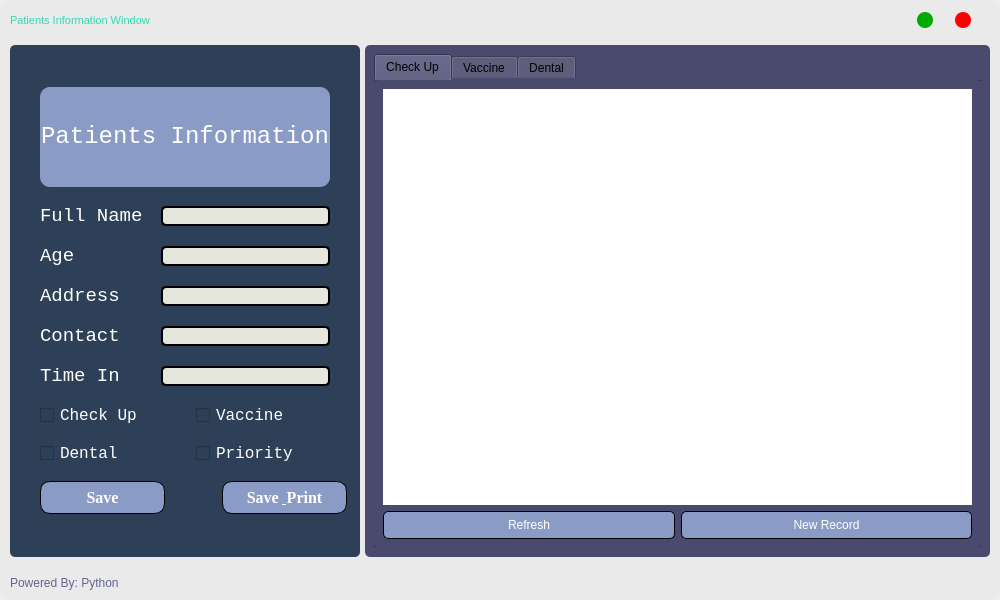
Qt form dbwindow.ui (ornido77/Line-Queuing-and-Ticketing-System) before a commit.
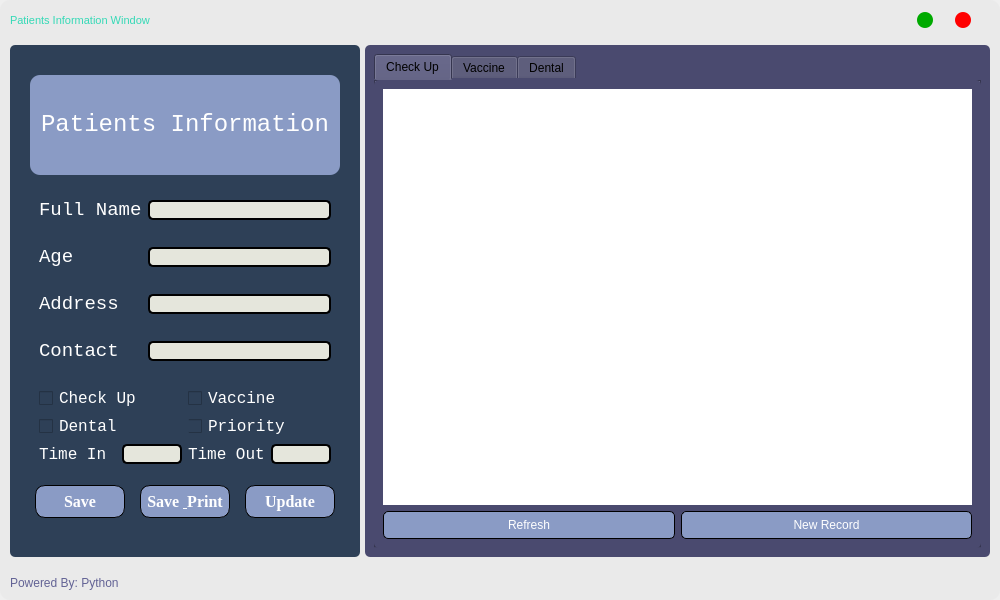
The same form after that commit.

The edit to the form file:
```diff
--- a/dbwindow.ui
+++ b/dbwindow.ui
@@ -320,20 +320,23 @@
             <property name="midLineWidth">
              <number>10</number>
             </property>
-            <layout class="QGridLayout" name="gridLayout">
+            <layout class="QVBoxLayout" name="verticalLayout_2">
+             <property name="spacing">
+              <number>0</number>
+             </property>
              <property name="leftMargin">
-              <number>30</number>
+              <number>20</number>
              </property>
              <property name="topMargin">
               <number>30</number>
              </property>
              <property name="rightMargin">
-              <number>30</number>
+              <number>20</number>
              </property>
              <property name="bottomMargin">
               <number>30</number>
              </property>
-             <item row="0" column="0" colspan="5">
+             <item>
               <widget class="QLabel" name="titleLabel">
                <property name="maximumSize">
                 <size>
@@ -362,51 +365,16 @@
                </property>
               </widget>
              </item>
-             <item row="7" column="3" colspan="2">
-              <widget class="QCheckBox" name="checkBox_4">
-               <property name="minimumSize">
-                <size>
-                 <width>150</width>
-                 <height>0</height>
-                </size>
-               </property>
-               <property name="font">
-                <font>
-                 <family>Consolas</family>
-                 <pointsize>12</pointsize>
-                </font>
-               </property>
-               <property name="text">
-                <string>Priority</string>
-               </property>
-              </widget>
-             </item>
-             <item row="7" column="0" colspan="3">
-              <widget class="QCheckBox" name="dentalBox">
-               <property name="minimumSize">
-                <size>
-                 <width>150</width>
-                 <height>0</height>
-                </size>
-               </property>
-               <property name="maximumSize">
-                <size>
-                 <width>150</width>
-                 <height>16777215</height>
-                </size>
-               </property>
-               <property name="font">
-                <font>
-                 <family>Consolas</family>
-                 <pointsize>12</pointsize>
-                </font>
-               </property>
-               <property name="text">
-                <string>Dental</string>
-               </property>
-              </widget>
-             </item>
-             <item row="1" column="0" colspan="2">
+             <item>
+              <widget class="QFrame" name="">
+               <layout class="QGridLayout" name="gridLayout">
+                <property name="bottomMargin">
+                 <number>0</number>
+                </property>
+                <property name="verticalSpacing">
+                 <number>10</number>
+                </property>
+                <item row="0" column="0">
               <widget class="QLabel" name="nameLabel">
                <property name="font">
                 <font>
@@ -419,7 +387,27 @@
                </property>
               </widget>
              </item>
-             <item row="2" column="0">
+                <item row="0" column="1">
+                 <widget class="QLineEdit" name="nameEdit">
+                  <property name="styleSheet">
+                   <string notr="true">QLineEdit{
+	background-color: rgb(229, 230, 220);
+	color: rgb(0, 71, 104);
+	border-style: outset;
+	border-width:2px;
+	border-radius: 5px;
+	border-color: black;
+}
+QLineEdit:hover{
+	background-color: rgb(233, 231, 255);
+}</string>
+                  </property>
+                  <property name="text">
+                   <string/>
+                  </property>
+                 </widget>
+                </item>
+                <item row="1" column="0">
               <widget class="QLabel" name="ageLabel">
                <property name="font">
                 <font>
@@ -432,7 +420,57 @@
                </property>
               </widget>
              </item>
-             <item row="4" column="0">
+                <item row="1" column="1">
+                 <widget class="QLineEdit" name="ageEdit">
+                  <property name="styleSheet">
+                   <string notr="true">QLineEdit{
+	background-color: rgb(229, 230, 220);
+	color: rgb(0, 71, 104);
+	border-style: outset;
+	border-width:2px;
+	border-radius: 5px;
+	border-color: black;
+}
+QLineEdit:hover{
+	background-color: rgb(233, 231, 255);
+}</string>
+                  </property>
+                  <property name="text">
+                   <string/>
+                  </property>
+                 </widget>
+                </item>
+                <item row="2" column="0">
+                 <widget class="QLabel" name="addressLabel">
+                  <property name="font">
+                   <font>
+                    <family>Consolas</family>
+                    <pointsize>14</pointsize>
+                   </font>
+                  </property>
+                  <property name="text">
+                   <string>Address</string>
+                  </property>
+                 </widget>
+                </item>
+                <item row="2" column="1">
+                 <widget class="QLineEdit" name="addressEdit">
+                  <property name="styleSheet">
+                   <string notr="true">QLineEdit{
+	background-color: rgb(229, 230, 220);
+	color: rgb(0, 71, 104);
+	border-style: outset;
+	border-width:2px;
+	border-radius: 5px;
+	border-color: black;
+}
+QLineEdit:hover{
+	background-color: rgb(233, 231, 255);
+}</string>
+                  </property>
+                 </widget>
+                </item>
+                <item row="3" column="0">
               <widget class="QLabel" name="contactLabel">
                <property name="font">
                 <font>
@@ -445,7 +483,7 @@
                </property>
               </widget>
              </item>
-             <item row="4" column="2" colspan="3">
+                <item row="3" column="1">
               <widget class="QLineEdit" name="ContactEdit">
                <property name="styleSheet">
                 <string notr="true">QLineEdit{
@@ -462,31 +500,59 @@
                </property>
               </widget>
              </item>
-             <item row="6" column="3" colspan="2">
-              <widget class="QCheckBox" name="vaccineBox">
+               </layout>
+              </widget>
+             </item>
+             <item>
+              <widget class="QFrame" name="">
                <property name="minimumSize">
                 <size>
-                 <width>150</width>
+                 <width>0</width>
+                 <height>100</height>
+                </size>
+               </property>
+               <property name="maximumSize">
+                <size>
+                 <width>16777215</width>
+                 <height>100</height>
+                </size>
+               </property>
+               <layout class="QGridLayout" name="gridLayout_5">
+                <item row="2" column="1">
+                 <widget class="QLineEdit" name="timeInEdit">
+                  <property name="minimumSize">
+                   <size>
+                    <width>60</width>
                  <height>0</height>
                 </size>
                </property>
-               <property name="font">
-                <font>
-                 <family>Consolas</family>
-                 <pointsize>12</pointsize>
-                </font>
-               </property>
-               <property name="text">
-                <string>Vaccine</string>
+                  <property name="maximumSize">
+                   <size>
+                    <width>60</width>
+                    <height>16777215</height>
+                   </size>
+                  </property>
+                  <property name="styleSheet">
+                   <string notr="true">QLineEdit{
+	background-color: rgb(229, 230, 220);
+	color: rgb(0, 71, 104);
+	border-style: outset;
+	border-width:2px;
+	border-radius: 5px;
+	border-color: black;
+}
+QLineEdit:hover{
+	background-color: rgb(233, 231, 255);
+}</string>
                </property>
               </widget>
              </item>
-             <item row="5" column="0">
+                <item row="2" column="0">
               <widget class="QLabel" name="timeInLabel">
                <property name="font">
                 <font>
                  <family>Consolas</family>
-                 <pointsize>14</pointsize>
+                    <pointsize>12</pointsize>
                 </font>
                </property>
                <property name="text">
@@ -494,44 +560,39 @@
                </property>
               </widget>
              </item>
-             <item row="3" column="2" colspan="3">
-              <widget class="QLineEdit" name="addressEdit">
-               <property name="styleSheet">
-                <string notr="true">QLineEdit{
-	background-color: rgb(229, 230, 220);
-	color: rgb(0, 71, 104);
-	border-style: outset;
-	border-width:2px;
-	border-radius: 5px;
-	border-color: black;
-}
-QLineEdit:hover{
-	background-color: rgb(233, 231, 255);
-}</string>
-               </property>
-              </widget>
-             </item>
-             <item row="2" column="2" colspan="3">
-              <widget class="QLineEdit" name="ageEdit">
-               <property name="styleSheet">
-                <string notr="true">QLineEdit{
-	background-color: rgb(229, 230, 220);
-	color: rgb(0, 71, 104);
-	border-style: outset;
-	border-width:2px;
-	border-radius: 5px;
-	border-color: black;
-}
-QLineEdit:hover{
-	background-color: rgb(233, 231, 255);
-}</string>
+                <item row="1" column="2" colspan="2">
+                 <widget class="QCheckBox" name="checkBox_4">
+                  <property name="minimumSize">
+                   <size>
+                    <width>150</width>
+                    <height>0</height>
+                   </size>
+                  </property>
+                  <property name="font">
+                   <font>
+                    <family>Consolas</family>
+                    <pointsize>12</pointsize>
+                   </font>
+                  </property>
+                  <property name="text">
+                   <string>Priority</string>
+                  </property>
+                 </widget>
+                </item>
+                <item row="2" column="2">
+                 <widget class="QLabel" name="timeOutLabel">
+                  <property name="font">
+                   <font>
+                    <family>Consolas</family>
+                    <pointsize>12</pointsize>
+                   </font>
                </property>
                <property name="text">
-                <string/>
+                   <string>Time Out</string>
                </property>
               </widget>
              </item>
-             <item row="6" column="0" colspan="3">
+                <item row="0" column="0" colspan="2">
               <widget class="QCheckBox" name="checkUpBox">
                <property name="minimumSize">
                 <size>
@@ -556,17 +617,123 @@
                </property>
               </widget>
              </item>
-             <item row="8" column="0" colspan="4">
+                <item row="0" column="2" colspan="2">
+                 <widget class="QCheckBox" name="vaccineBox">
+                  <property name="minimumSize">
+                   <size>
+                    <width>150</width>
+                    <height>0</height>
+                   </size>
+                  </property>
+                  <property name="font">
+                   <font>
+                    <family>Consolas</family>
+                    <pointsize>12</pointsize>
+                   </font>
+                  </property>
+                  <property name="text">
+                   <string>Vaccine</string>
+                  </property>
+                 </widget>
+                </item>
+                <item row="1" column="0" colspan="2">
+                 <widget class="QCheckBox" name="dentalBox">
+                  <property name="minimumSize">
+                   <size>
+                    <width>150</width>
+                    <height>0</height>
+                   </size>
+                  </property>
+                  <property name="maximumSize">
+                   <size>
+                    <width>150</width>
+                    <height>16777215</height>
+                   </size>
+                  </property>
+                  <property name="font">
+                   <font>
+                    <family>Consolas</family>
+                    <pointsize>12</pointsize>
+                   </font>
+                  </property>
+                  <property name="text">
+                   <string>Dental</string>
+                  </property>
+                 </widget>
+                </item>
+                <item row="2" column="3">
+                 <widget class="QLineEdit" name="timeOutEdit">
+                  <property name="minimumSize">
+                   <size>
+                    <width>60</width>
+                    <height>0</height>
+                   </size>
+                  </property>
+                  <property name="maximumSize">
+                   <size>
+                    <width>60</width>
+                    <height>16777215</height>
+                   </size>
+                  </property>
+                  <property name="styleSheet">
+                   <string notr="true">QLineEdit{
+	background-color: rgb(229, 230, 220);
+	color: rgb(0, 71, 104);
+	border-style: outset;
+	border-width:2px;
+	border-radius: 5px;
+	border-color: black;
+}
+QLineEdit:hover{
+	background-color: rgb(233, 231, 255);
+}</string>
+                  </property>
+                 </widget>
+                </item>
+               </layout>
+              </widget>
+             </item>
+             <item>
+              <widget class="QFrame" name="">
+               <property name="minimumSize">
+                <size>
+                 <width>0</width>
+                 <height>50</height>
+                </size>
+               </property>
+               <property name="maximumSize">
+                <size>
+                 <width>16777215</width>
+                 <height>50</height>
+                </size>
+               </property>
+               <layout class="QHBoxLayout" name="horizontalLayout">
+                <property name="spacing">
+                 <number>10</number>
+                </property>
+                <property name="leftMargin">
+                 <number>0</number>
+                </property>
+                <property name="topMargin">
+                 <number>0</number>
+                </property>
+                <property name="rightMargin">
+                 <number>0</number>
+                </property>
+                <property name="bottomMargin">
+                 <number>0</number>
+                </property>
+                <item>
               <widget class="QPushButton" name="saveBtn">
                <property name="minimumSize">
                 <size>
-                 <width>125</width>
+                    <width>90</width>
                  <height>0</height>
                 </size>
                </property>
                <property name="maximumSize">
                 <size>
-                 <width>100</width>
+                    <width>0</width>
                  <height>16777215</height>
                 </size>
                </property>
@@ -598,47 +765,17 @@
                </property>
               </widget>
              </item>
-             <item row="5" column="2" colspan="3">
-              <widget class="QLineEdit" name="timeInEdit">
-               <property name="styleSheet">
-                <string notr="true">QLineEdit{
-	background-color: rgb(229, 230, 220);
-	color: rgb(0, 71, 104);
-	border-style: outset;
-	border-width:2px;
-	border-radius: 5px;
-	border-color: black;
-}
-QLineEdit:hover{
-	background-color: rgb(233, 231, 255);
-}</string>
-               </property>
-              </widget>
-             </item>
-             <item row="3" column="0">
-              <widget class="QLabel" name="addressLabel">
-               <property name="font">
-                <font>
-                 <family>Consolas</family>
-                 <pointsize>14</pointsize>
-                </font>
-               </property>
-               <property name="text">
-                <string>Address</string>
-               </property>
-              </widget>
-             </item>
-             <item row="8" column="4">
+                <item>
               <widget class="QPushButton" name="saveAndPrintBtn">
                <property name="minimumSize">
                 <size>
-                 <width>125</width>
+                    <width>90</width>
                  <height>0</height>
                 </size>
                </property>
                <property name="maximumSize">
                 <size>
-                 <width>100</width>
+                    <width>0</width>
                  <height>16777215</height>
                 </size>
                </property>
@@ -676,24 +813,49 @@
                </property>
               </widget>
              </item>
-             <item row="1" column="2" colspan="3">
-              <widget class="QLineEdit" name="nameEdit">
+                <item>
+                 <widget class="QPushButton" name="saveBtn_2">
+                  <property name="minimumSize">
+                   <size>
+                    <width>90</width>
+                    <height>0</height>
+                   </size>
+                  </property>
+                  <property name="maximumSize">
+                   <size>
+                    <width>90</width>
+                    <height>16777215</height>
+                   </size>
+                  </property>
+                  <property name="font">
+                   <font>
+                    <family>Times New Roman</family>
+                    <pointsize>12</pointsize>
+                    <weight>75</weight>
+                    <bold>true</bold>
+                   </font>
+                  </property>
                <property name="styleSheet">
-                <string notr="true">QLineEdit{
-	background-color: rgb(229, 230, 220);
-	color: rgb(0, 71, 104);
+                   <string notr="true">QPushButton{
+	background-color: rgb(138, 155, 197);
+	color: white;
 	border-style: outset;
-	border-width:2px;
-	border-radius: 5px;
+	border-width:1px;
+	border-radius: 10px;
 	border-color: black;
+	padding: 6px;
+	mid-width: 10px;
 }
-QLineEdit:hover{
-	background-color: rgb(233, 231, 255);
+QPushButton:hover{
+	background-color: rgb(186, 172, 255);
 }</string>
                </property>
                <property name="text">
-                <string/>
-               </property>
+                   <string>Update</string>
+                  </property>
+                 </widget>
+                </item>
+               </layout>
               </widget>
              </item>
             </layout>
```
Left out of the diff: 44 changed lines with no effect on the pictures. Lines whose indentation alone changed are shown as unchanged.
